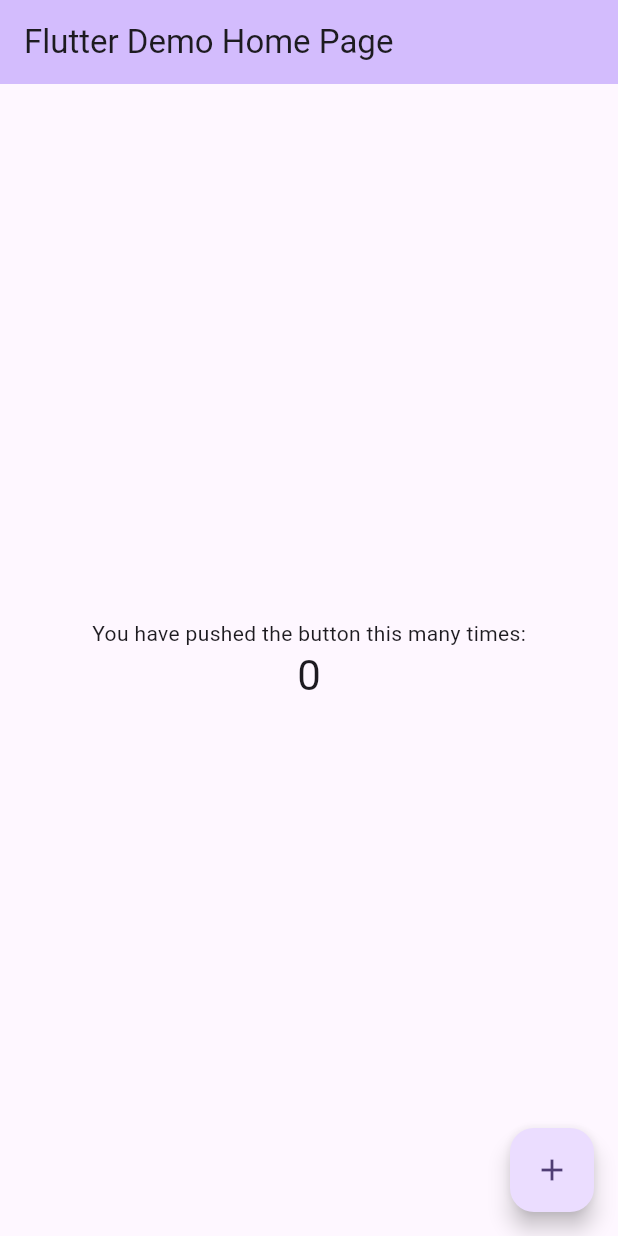
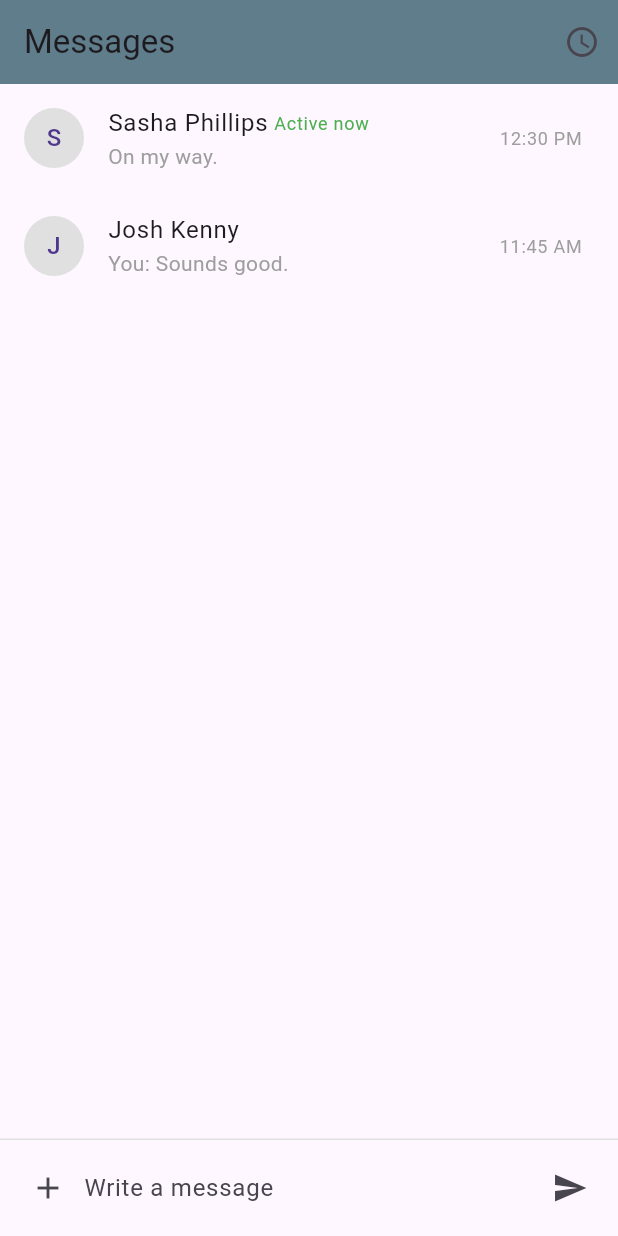
Before and after one commit to baraka1111/chatApp, a Flutter app: the screen it shows after launch, on a phone screen of 412 x 824 dp. Run offline on Flutter 3.47's test engine with Material 3 defaults, Android fonts, the phone set to English and light mode, and no system bars.

```diff
--- a/lib/main.dart
+++ b/lib/main.dart
@@ -1,125 +1,161 @@
+import 'package:chat_app/stopwatch.dart';
 import 'package:flutter/material.dart';
 
 void main() {
-  runApp(const MyApp());
+  runApp(const MessagingApp());
 }
 
-class MyApp extends StatelessWidget {
-  const MyApp({super.key});
+class MessagingApp extends StatelessWidget {
+  const MessagingApp({super.key});
 
-  // This widget is the root of your application.
   @override
   Widget build(BuildContext context) {
     return MaterialApp(
-      title: 'Flutter Demo',
+      title: 'Messaging App',
       theme: ThemeData(
-        // This is the theme of your application.
-        //
-        // TRY THIS: Try running your application with "flutter run". You'll see
-        // the application has a purple toolbar. Then, without quitting the app,
-        // try changing the seedColor in the colorScheme below to Colors.green
-        // and then invoke "hot reload" (save your changes or press the "hot
-        // reload" button in a Flutter-supported IDE, or press "r" if you used
-        // the command line to start the app).
-        //
-        // Notice that the counter didn't reset back to zero; the application
-        // state is not lost during the reload. To reset the state, use hot
-        // restart instead.
-        //
-        // This works for code too, not just values: Most code changes can be
-        // tested with just a hot reload.
-        colorScheme: ColorScheme.fromSeed(seedColor: Colors.deepPurple),
-        useMaterial3: true,
+        primarySwatch: Colors.blue,
       ),
-      home: const MyHomePage(title: 'Flutter Demo Home Page'),
+      home: const MessagingScreen(),
     );
   }
 }
 
-class MyHomePage extends StatefulWidget {
-  const MyHomePage({super.key, required this.title});
-
-  // This widget is the home page of your application. It is stateful, meaning
-  // that it has a State object (defined below) that contains fields that affect
-  // how it looks.
-
-  // This class is the configuration for the state. It holds the values (in this
-  // case the title) provided by the parent (in this case the App widget) and
-  // used by the build method of the State. Fields in a Widget subclass are
-  // always marked "final".
-
-  final String title;
-
-  @override
-  State<MyHomePage> createState() => _MyHomePageState();
-}
-
-class _MyHomePageState extends State<MyHomePage> {
-  int _counter = 0;
-
-  void _incrementCounter() {
-    setState(() {
-      // This call to setState tells the Flutter framework that something has
-      // changed in this State, which causes it to rerun the build method below
-      // so that the display can reflect the updated values. If we changed
-      // _counter without calling setState(), then the build method would not be
-      // called again, and so nothing would appear to happen.
-      _counter++;
-    });
-  }
+class MessagingScreen extends StatelessWidget {
+  const MessagingScreen({super.key});
 
   @override
   Widget build(BuildContext context) {
-    // This method is rerun every time setState is called, for instance as done
-    // by the _incrementCounter method above.
-    //
-    // The Flutter framework has been optimized to make rerunning build methods
-    // fast, so that you can just rebuild anything that needs updating rather
-    // than having to individually change instances of widgets.
     return Scaffold(
-      appBar: AppBar(
-        // TRY THIS: Try changing the color here to a specific color (to
-        // Colors.amber, perhaps?) and trigger a hot reload to see the AppBar
-        // change color while the other colors stay the same.
-        backgroundColor: Theme.of(context).colorScheme.inversePrimary,
-        // Here we take the value from the MyHomePage object that was created by
-        // the App.build method, and use it to set our appbar title.
-        title: Text(widget.title),
+      appBar: AppBar(backgroundColor: Colors.blueGrey,
+        title: const Text('Messages'),
+        actions: [
+          IconButton(
+            icon: const Icon(Icons.watch_later_outlined),
+            onPressed: () {Navigator.push(context, MaterialPageRoute(builder: (context) => StopwatchApp()));},
+          ),
+        ],
       ),
-      body: Center(
-        // Center is a layout widget. It takes a single child and positions it
-        // in the middle of the parent.
-        child: Column(
-          // Column is also a layout widget. It takes a list of children and
-          // arranges them vertically. By default, it sizes itself to fit its
-          // children horizontally, and tries to be as tall as its parent.
-          //
-          // Column has various properties to control how it sizes itself and
-          // how it positions its children. Here we use mainAxisAlignment to
-          // center the children vertically; the main axis here is the vertical
-          // axis because Columns are vertical (the cross axis would be
-          // horizontal).
-          //
-          // TRY THIS: Invoke "debug painting" (choose the "Toggle Debug Paint"
-          // action in the IDE, or press "p" in the console), to see the
-          // wireframe for each widget.
-          mainAxisAlignment: MainAxisAlignment.center,
-          children: <Widget>[
-            const Text(
-              'You have pushed the button this many times:',
+      body: Column(
+        children: [
+          Expanded(
+            child: ListView(
+              children: [
+                _buildMessageTile(
+                  name: 'Sasha Phillips',
+                  message: 'On my way.',
+                  time: '12:30 PM',
+                  isActive: true,
+                  isUnread: false,
+                ),
+                _buildMessageTile(
+                  name: 'Josh Kenny',
+                  message: 'You: Sounds good.',
+                  time: '11:45 AM',
+                  isActive: false,
+                  isUnread: false,
+                ),
+              ],
             ),
-            Text(
-              '$_counter',
-              style: Theme.of(context).textTheme.headlineMedium,
+          ),
+          _buildMessageInput(),
+        ],
+      ),
+    );
+  }
+
+  Widget _buildMessageTile({
+    required String name,
+    required String message,
+    required String time,
+    bool isActive = false,
+    bool isUnread = false,
+  }) {
+    return ListTile(
+      leading: CircleAvatar(
+        backgroundColor: Colors.grey[300],
+        child: Text(name[0]),
+      ),
+      title: Row(
+        children: [
+          Text(
+            name,
+            style: TextStyle(
+              fontWeight: isUnread ? FontWeight.bold : FontWeight.normal,
             ),
-          ],
+          ),
+          if (isActive)
+            const Padding(
+              padding: EdgeInsets.only(left: 4.0),
+              child: Text(
+                'Active now',
+                style: TextStyle(
+                  color: Colors.green,
+                  fontSize: 12,
+                ),
+              ),
+            ),
+        ],
+      ),
+      subtitle: Text(
+        message,
+        style: TextStyle(
+          fontWeight: isUnread ? FontWeight.bold : FontWeight.normal,
+          color: isUnread ? Colors.black : Colors.grey,
         ),
       ),
-      floatingActionButton: FloatingActionButton(
-        onPressed: _incrementCounter,
-        tooltip: 'Increment',
-        child: const Icon(Icons.add),
-      ), // This trailing comma makes auto-formatting nicer for build methods.
+      trailing: Column(
+        mainAxisAlignment: MainAxisAlignment.center,
+        crossAxisAlignment: CrossAxisAlignment.end,
+        children: [
+          Text(
+            time,
+            style: TextStyle(
+              color: Colors.grey,
+              fontSize: 12,
+              fontWeight: isUnread ? FontWeight.bold : FontWeight.normal,
+            ),
+          ),
+          if (isUnread)
+            Container(
+              margin: const EdgeInsets.only(top: 4),
+              width: 10,
+              height: 10,
+              decoration: const BoxDecoration(
+                color: Colors.blue,
+                shape: BoxShape.circle,
+              ),
+            ),
+        ],
+      ),
+    );
+  }
+
+  Widget _buildMessageInput() {
+    return Container(
+      padding: const EdgeInsets.all(8),
+      decoration: BoxDecoration(
+        border: Border(top: BorderSide(color: Colors.grey[300]!)),
+      ),
+      child: Row(
+        children: [
+          IconButton(
+            icon: const Icon(Icons.add),
+            onPressed: () {},
+          ),
+          Expanded(
+            child: TextField(
+              decoration: const InputDecoration(
+                hintText: 'Write a message',
+                border: InputBorder.none,
+              ),
+            ),
+          ),
+          IconButton(
+            icon: const Icon(Icons.send),
+            onPressed: () {},
+          ),
+        ],
+      ),
     );
   }
 }
```
Also changed, not shown: lib/stopwatch.dart (added, +111 -0 lines), 3 other files.
